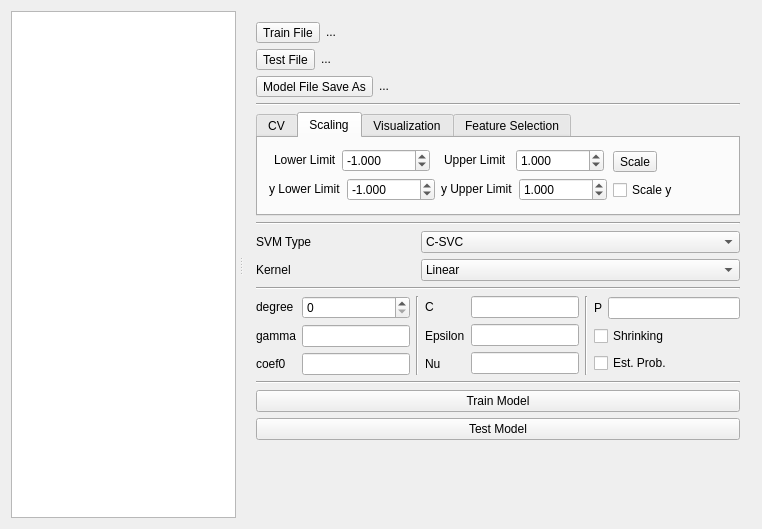
The window that svm-app/mainwindow.ui (boidachenkop/dw) describes before a commit, drawn with Qt 5.
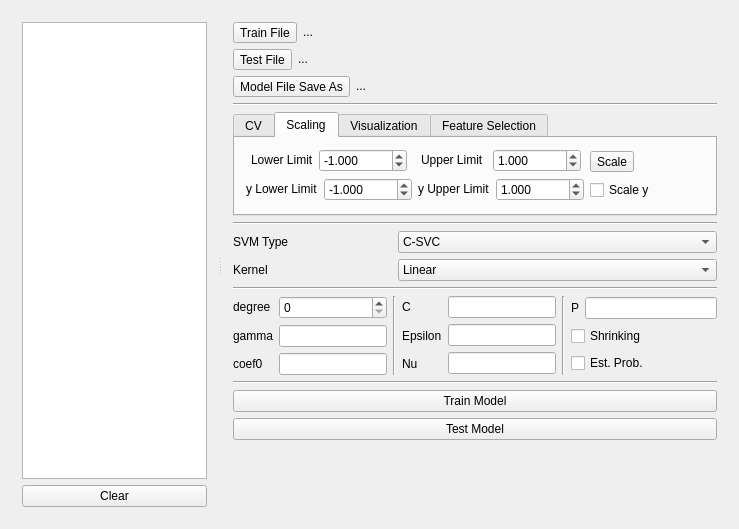
The same window after the commit.

Commit message: Add Makefile with clear into datasets. Labels are stored in set in svmcontroller

```diff
--- a/svm-app/mainwindow.ui
+++ b/svm-app/mainwindow.ui
@@ -6,7 +6,7 @@
    <rect>
     <x>0</x>
     <y>0</y>
-    <width>762</width>
+    <width>739</width>
     <height>529</height>
    </rect>
   </property>
@@ -20,9 +20,9 @@
       <property name="orientation">
        <enum>Qt::Horizontal</enum>
       </property>
-      <property name="handleWidth">
-       <number>9</number>
-      </property>
+      <widget class="QWidget" name="">
+       <layout class="QVBoxLayout" name="verticalLayout_7">
+        <item>
       <widget class="QTextEdit" name="output_textEdit">
        <property name="sizePolicy">
         <sizepolicy hsizetype="Preferred" vsizetype="Preferred">
@@ -31,6 +31,16 @@
         </sizepolicy>
        </property>
       </widget>
+        </item>
+        <item>
+         <widget class="QPushButton" name="clearOutput_pushButton">
+          <property name="text">
+           <string>Clear</string>
+          </property>
+         </widget>
+        </item>
+       </layout>
+      </widget>
       <widget class="QWidget" name="layoutWidget">
        <layout class="QVBoxLayout" name="verticalLayout" stretch="0,0,0,0,0,0,0,0,0,0,0,0,0,0">
         <property name="sizeConstraint">
```
Left out of the diff: 21 changed lines with no effect on the pictures. Lines whose indentation alone changed are shown as unchanged. The commit also changes 12 other files.
